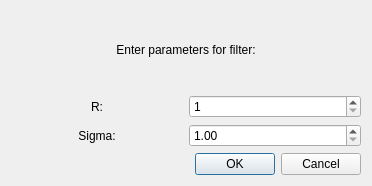
Old version of the form dialog.ui in the repository margarita-v/GaussianBlur.
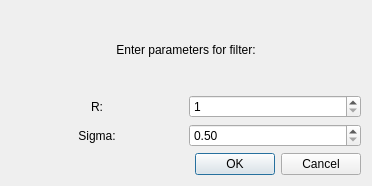
New version of the form.

Commit message: Start converting 2d convolution to 1d

```diff
--- a/dialog.ui
+++ b/dialog.ui
@@ -71,7 +71,7 @@
        <item>
         <widget class="QDoubleSpinBox" name="dsbSigma">
          <property name="minimum">
-          <double>1.000000000000000</double>
+          <double>0.500000000000000</double>
          </property>
          <property name="maximum">
           <double>10.000000000000000</double>
```
The commit also changes 2 other files.
